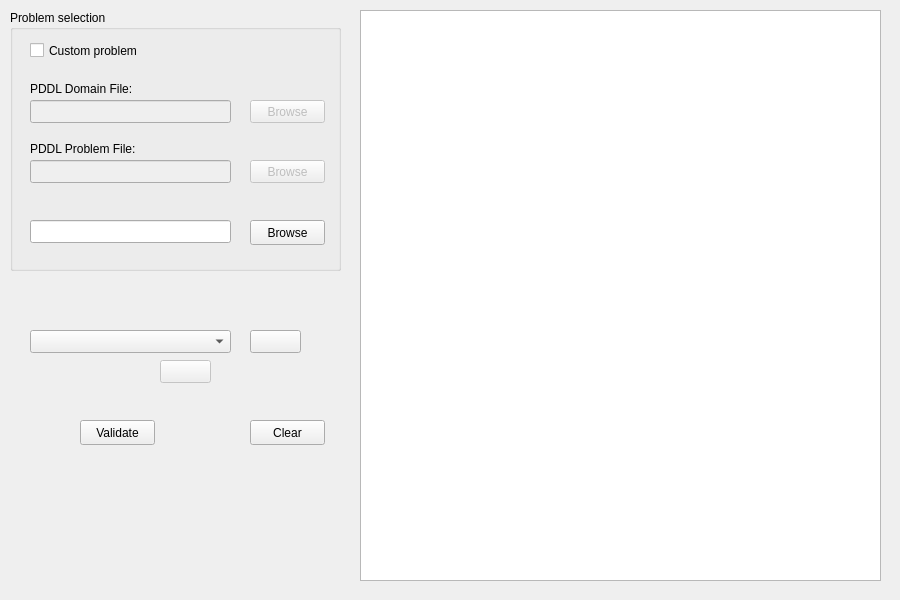
The window that KAVI/forms/PlanningDialog.ui (xuanjianwu/KAVI) describes before a commit, drawn with Qt 5.
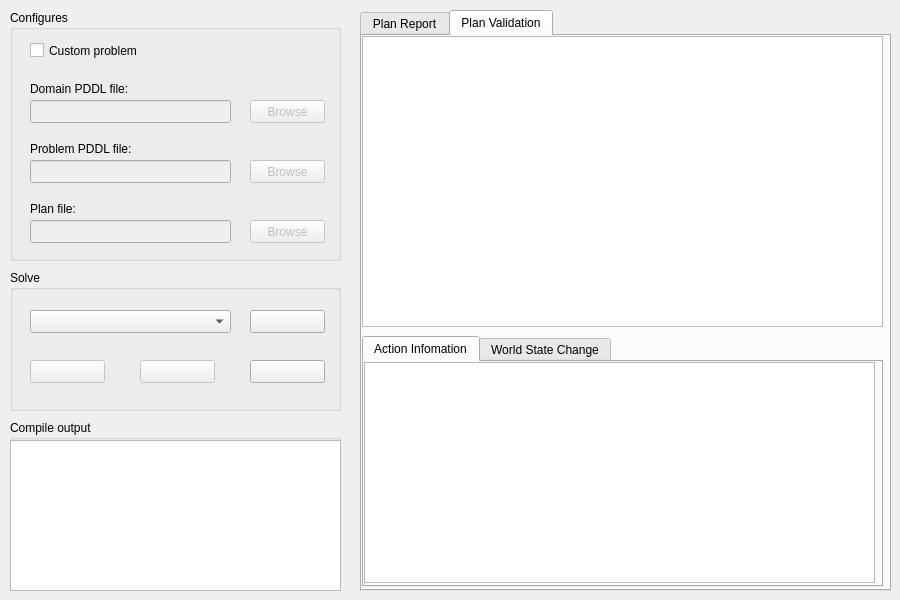
The same window after the commit. Icons and pictures are not drawn.

The edit to the form file:
```diff
--- a/KAVI/forms/PlanningDialog.ui
+++ b/KAVI/forms/PlanningDialog.ui
@@ -16,26 +16,26 @@
   <property name="modal">
    <bool>false</bool>
   </property>
-  <widget class="QWidget" name="widget" native="true">
+  <widget class="QWidget" name="planningConsole" native="true">
    <property name="geometry">
     <rect>
      <x>10</x>
      <y>10</y>
      <width>331</width>
-     <height>391</height>
+     <height>581</height>
     </rect>
    </property>
-   <widget class="QGroupBox" name="problemSelection">
+   <widget class="QGroupBox" name="configures">
     <property name="geometry">
      <rect>
       <x>0</x>
       <y>0</y>
       <width>331</width>
-      <height>261</height>
+      <height>251</height>
      </rect>
     </property>
     <property name="title">
-     <string>Problem selection</string>
+     <string>Configures</string>
     </property>
     <property name="flat">
      <bool>false</bool>
@@ -62,33 +62,33 @@
       <string>Custom problem</string>
      </property>
     </widget>
-    <widget class="QLabel" name="labelPDDLDomainFile">
+    <widget class="QLabel" name="labelDomainPDDLFile">
      <property name="geometry">
       <rect>
        <x>20</x>
        <y>70</y>
-       <width>121</width>
+       <width>120</width>
        <height>17</height>
       </rect>
      </property>
      <property name="text">
-      <string>PDDL Domain File:</string>
+      <string>Domain PDDL file:</string>
      </property>
     </widget>
-    <widget class="QLabel" name="labelPDDLProblemFile">
+    <widget class="QLabel" name="labelProblemPDDLFile">
      <property name="geometry">
       <rect>
        <x>20</x>
        <y>130</y>
-       <width>121</width>
+       <width>120</width>
        <height>17</height>
       </rect>
      </property>
      <property name="text">
-      <string>PDDL Problem File:</string>
+      <string>Problem PDDL file:</string>
      </property>
     </widget>
-    <widget class="QLineEdit" name="pddlDomainFile">
+    <widget class="QLineEdit" name="domainPDDLFile">
      <property name="enabled">
       <bool>false</bool>
      </property>
@@ -100,8 +100,11 @@
        <height>23</height>
       </rect>
      </property>
+     <property name="readOnly">
+      <bool>true</bool>
+     </property>
     </widget>
-    <widget class="QLineEdit" name="pddlProblemFile">
+    <widget class="QLineEdit" name="problemPDDLFile">
      <property name="enabled">
       <bool>false</bool>
      </property>
@@ -113,6 +116,9 @@
        <height>23</height>
       </rect>
      </property>
+     <property name="readOnly">
+      <bool>true</bool>
+     </property>
     </widget>
     <widget class="QPushButton" name="domainBrowse">
      <property name="enabled">
@@ -147,6 +153,9 @@
      </property>
     </widget>
     <widget class="QLineEdit" name="planFile">
+     <property name="enabled">
+      <bool>false</bool>
+     </property>
      <property name="geometry">
       <rect>
        <x>20</x>
@@ -155,26 +164,57 @@
        <height>23</height>
       </rect>
      </property>
+     <property name="readOnly">
+      <bool>true</bool>
+     </property>
     </widget>
     <widget class="QPushButton" name="planBrowse">
+     <property name="enabled">
+      <bool>false</bool>
+     </property>
      <property name="geometry">
       <rect>
        <x>240</x>
        <y>210</y>
        <width>75</width>
-       <height>25</height>
+       <height>23</height>
       </rect>
      </property>
      <property name="text">
       <string>Browse</string>
      </property>
     </widget>
-   </widget>
+    <widget class="QLabel" name="labelPlanFile">
+     <property name="geometry">
+      <rect>
+       <x>20</x>
+       <y>190</y>
+       <width>120</width>
+       <height>17</height>
+      </rect>
+     </property>
+     <property name="text">
+      <string>Plan file:</string>
+     </property>
+    </widget>
+   </widget>
+   <widget class="QGroupBox" name="solve">
+    <property name="geometry">
+     <rect>
+      <x>0</x>
+      <y>260</y>
+      <width>331</width>
+      <height>141</height>
+     </rect>
+    </property>
+    <property name="title">
+     <string>Solve</string>
+    </property>
    <widget class="QComboBox" name="plannerSelection">
     <property name="geometry">
      <rect>
       <x>20</x>
-      <y>320</y>
+       <y>40</y>
       <width>201</width>
       <height>23</height>
      </rect>
@@ -186,41 +226,15 @@
      <string>Select one planner</string>
     </property>
    </widget>
-   <widget class="QPushButton" name="plannersSettings">
-    <property name="geometry">
-     <rect>
-      <x>240</x>
-      <y>320</y>
-      <width>51</width>
-      <height>23</height>
-     </rect>
-    </property>
-    <property name="toolTip">
-     <string>View and edit planners settings</string>
-    </property>
-    <property name="statusTip">
-     <string>View and edit planners settings</string>
-    </property>
-    <property name="text">
-     <string/>
-    </property>
-    <property name="icon">
-     <iconset resource="../res/KAVIImages.qrc">
-      <normaloff>:/images2/images2/engine.png</normaloff>:/images2/images2/engine.png</iconset>
-    </property>
-    <property name="flat">
-     <bool>false</bool>
-    </property>
-   </widget>
    <widget class="QPushButton" name="execPlanner">
     <property name="enabled">
      <bool>false</bool>
     </property>
     <property name="geometry">
      <rect>
-      <x>150</x>
-      <y>350</y>
-      <width>51</width>
+       <x>20</x>
+       <y>90</y>
+       <width>75</width>
       <height>23</height>
      </rect>
     </property>
@@ -244,42 +258,197 @@
      <bool>false</bool>
     </property>
    </widget>
-  </widget>
-  <widget class="QPushButton" name="clearOutput">
+    <widget class="QPushButton" name="plannersSettings">
+     <property name="geometry">
+      <rect>
+       <x>240</x>
+       <y>40</y>
+       <width>75</width>
+       <height>23</height>
+      </rect>
+     </property>
+     <property name="toolTip">
+      <string>View and edit planners settings</string>
+     </property>
+     <property name="statusTip">
+      <string>View and edit planners settings</string>
+     </property>
+     <property name="text">
+      <string/>
+     </property>
+     <property name="icon">
+      <iconset resource="../res/KAVIImages.qrc">
+       <normaloff>:/images2/images2/engine.png</normaloff>:/images2/images2/engine.png</iconset>
+     </property>
+     <property name="flat">
+      <bool>false</bool>
+     </property>
+    </widget>
+    <widget class="QPushButton" name="execValidator">
+     <property name="enabled">
+      <bool>false</bool>
+     </property>
    <property name="geometry">
     <rect>
-     <x>250</x>
-     <y>420</y>
+       <x>130</x>
+       <y>90</y>
      <width>75</width>
-     <height>25</height>
+       <height>23</height>
     </rect>
    </property>
    <property name="text">
-    <string>Clear</string>
-   </property>
-  </widget>
-  <widget class="QTextEdit" name="plannerOutput">
+      <string/>
+     </property>
+     <property name="icon">
+      <iconset resource="../res/KAVIImages.qrc">
+       <normaloff>:/images2/images2/validate.png</normaloff>:/images2/images2/validate.png</iconset>
+     </property>
+     <property name="flat">
+      <bool>false</bool>
+     </property>
+    </widget>
+    <widget class="QPushButton" name="clearConsoleLog">
+     <property name="geometry">
+      <rect>
+       <x>240</x>
+       <y>90</y>
+       <width>75</width>
+       <height>23</height>
+      </rect>
+     </property>
+     <property name="text">
+      <string/>
+     </property>
+     <property name="icon">
+      <iconset resource="../res/KAVIImages.qrc">
+       <normaloff>:/images2/images2/refresh.png</normaloff>:/images2/images2/refresh.png</iconset>
+     </property>
+     <property name="flat">
+      <bool>false</bool>
+     </property>
+    </widget>
+   </widget>
+   <widget class="QGroupBox" name="compileOutput">
+    <property name="geometry">
+     <rect>
+      <x>0</x>
+      <y>410</y>
+      <width>331</width>
+      <height>171</height>
+     </rect>
+    </property>
+    <property name="title">
+     <string>Compile output</string>
+    </property>
+    <widget class="QTextEdit" name="consoleLog">
+     <property name="geometry">
+      <rect>
+       <x>0</x>
+       <y>20</y>
+       <width>331</width>
+       <height>151</height>
+      </rect>
+     </property>
+     <property name="readOnly">
+      <bool>true</bool>
+     </property>
+    </widget>
+   </widget>
+  </widget>
+  <widget class="QTabWidget" name="planningResult">
    <property name="geometry">
     <rect>
      <x>360</x>
      <y>10</y>
+     <width>531</width>
+     <height>581</height>
+    </rect>
+   </property>
+   <property name="currentIndex">
+    <number>1</number>
+   </property>
+   <widget class="QWidget" name="planReport">
+    <attribute name="title">
+     <string>Plan Report</string>
+    </attribute>
+    <widget class="QTextEdit" name="plannerOutput">
+     <property name="geometry">
+      <rect>
+       <x>0</x>
+       <y>10</y>
      <width>521</width>
-     <height>571</height>
-    </rect>
-   </property>
-  </widget>
-  <widget class="QPushButton" name="runValidator">
+       <height>541</height>
+      </rect>
+     </property>
+     <property name="readOnly">
+      <bool>true</bool>
+     </property>
+    </widget>
+   </widget>
+   <widget class="QWidget" name="planValidation">
+    <attribute name="title">
+     <string>Plan Validation</string>
+    </attribute>
+    <widget class="QTableWidget" name="tableWidget">
    <property name="geometry">
     <rect>
-     <x>80</x>
-     <y>420</y>
-     <width>75</width>
-     <height>25</height>
-    </rect>
-   </property>
-   <property name="text">
-    <string>Validate</string>
-   </property>
+       <x>0</x>
+       <y>0</y>
+       <width>521</width>
+       <height>291</height>
+      </rect>
+     </property>
+    </widget>
+    <widget class="QTabWidget" name="validationInfomation">
+     <property name="geometry">
+      <rect>
+       <x>0</x>
+       <y>300</y>
+       <width>521</width>
+       <height>251</height>
+      </rect>
+     </property>
+     <property name="currentIndex">
+      <number>0</number>
+     </property>
+     <widget class="QWidget" name="actionInfomation">
+      <attribute name="title">
+       <string>Action Infomation</string>
+      </attribute>
+      <widget class="QTextEdit" name="textEdit">
+       <property name="geometry">
+        <rect>
+         <x>0</x>
+         <y>0</y>
+         <width>511</width>
+         <height>221</height>
+        </rect>
+       </property>
+       <property name="readOnly">
+        <bool>true</bool>
+       </property>
+      </widget>
+     </widget>
+     <widget class="QWidget" name="worldStateChange">
+      <attribute name="title">
+       <string>World State Change</string>
+      </attribute>
+      <widget class="QTextEdit" name="textEdit_2">
+       <property name="geometry">
+        <rect>
+         <x>0</x>
+         <y>0</y>
+         <width>511</width>
+         <height>221</height>
+        </rect>
+       </property>
+       <property name="readOnly">
+        <bool>true</bool>
+       </property>
+      </widget>
+     </widget>
+    </widget>
+   </widget>
   </widget>
  </widget>
  <resources>
```
Lines whose indentation alone changed are shown as unchanged.
